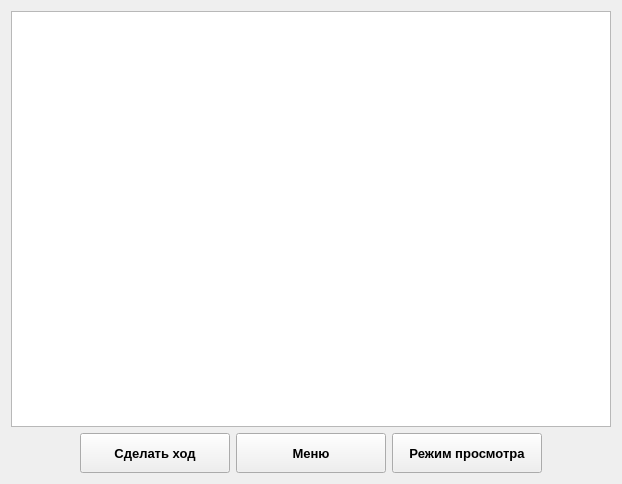
Before: the Qt Designer form mainwindow.ui in hvorovk/anthill_simulator, drawn with Qt 5.
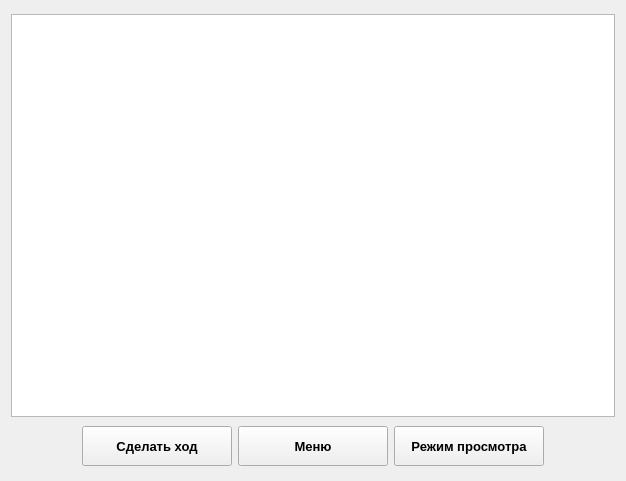
After: the same form once the commit is applied. Icons and pictures are not drawn.

What changed in the file:
```diff
--- a/mainwindow.ui
+++ b/mainwindow.ui
@@ -6,8 +6,8 @@
    <rect>
     <x>0</x>
     <y>0</y>
-    <width>618</width>
-    <height>484</height>
+    <width>622</width>
+    <height>481</height>
    </rect>
   </property>
   <property name="windowTitle">
@@ -29,8 +29,14 @@
      <widget class="QGraphicsView" name="generalScene">
       <property name="minimumSize">
        <size>
-        <width>600</width>
-        <height>400</height>
+        <width>604</width>
+        <height>403</height>
+       </size>
+      </property>
+      <property name="maximumSize">
+       <size>
+        <width>604</width>
+        <height>403</height>
        </size>
       </property>
      </widget>
```
